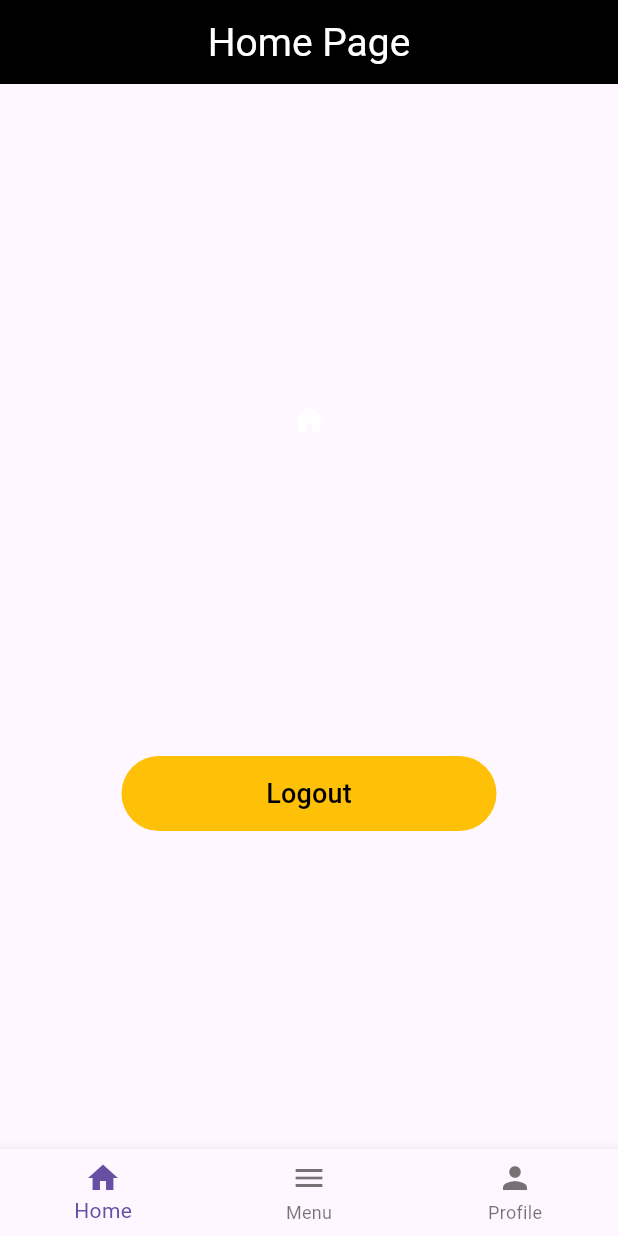
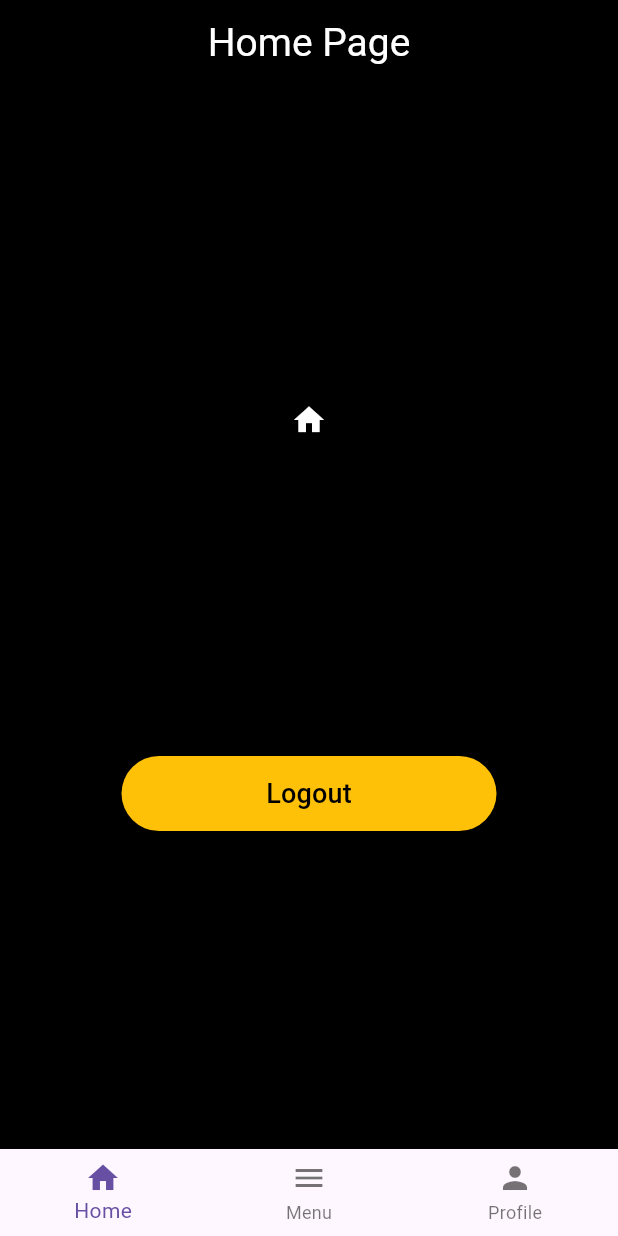
Before and after one commit to MankiratSingh1315/MLSC-First-Year-Task-Projects, a Flutter app: the screen it shows once a user with an empty profile is signed in, on a phone screen of 412 x 824 dp. Run offline on Flutter 3.47's test engine with Material 3 defaults, Android fonts, the light colour scheme and no system bars; our stand-ins replace firebase_auth, firebase_core; accounts and stored records are empty.

Commit message:
minor change

```diff
--- a/App-Dev/Preetinder Singh/basic_login_app/lib/home_page.dart
+++ b/App-Dev/Preetinder Singh/basic_login_app/lib/home_page.dart
@@ -39,7 +39,7 @@ class _HomePageState extends State<HomePage> {
     return Scaffold(
       appBar: appBar(),
       bottomNavigationBar: bottomNavbar(),
-      // backgroundColor: Colors.black,
+      backgroundColor: Colors.black,
       body: Center(
         child: Column(
           mainAxisAlignment: MainAxisAlignment.spaceEvenly,
```
